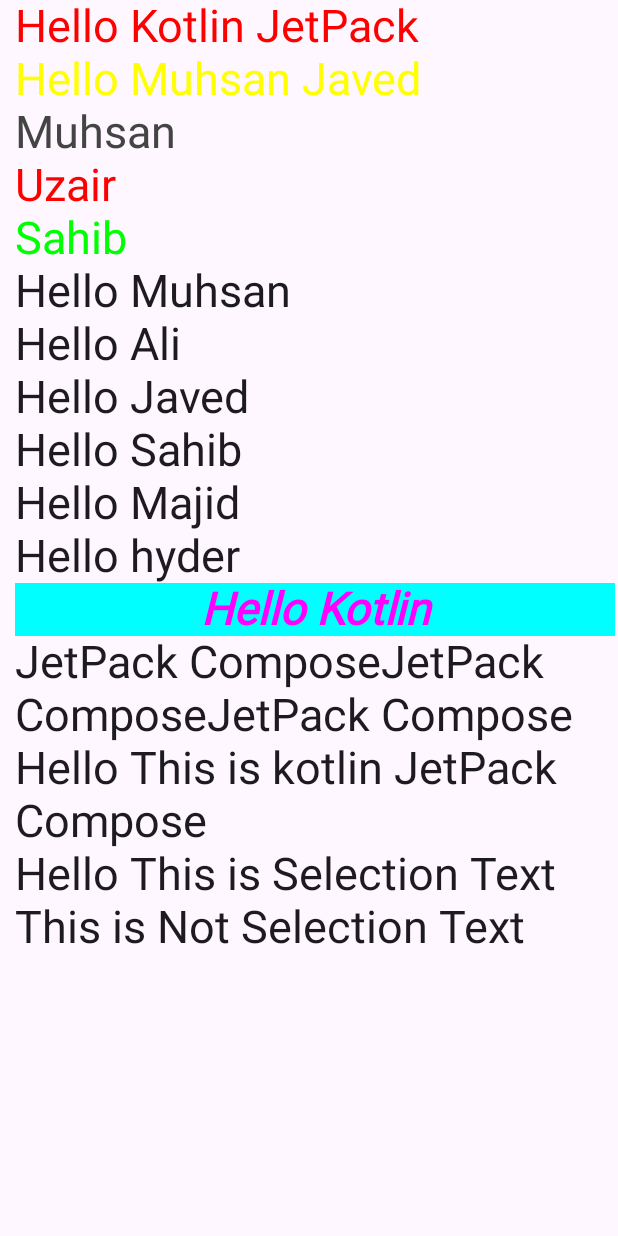
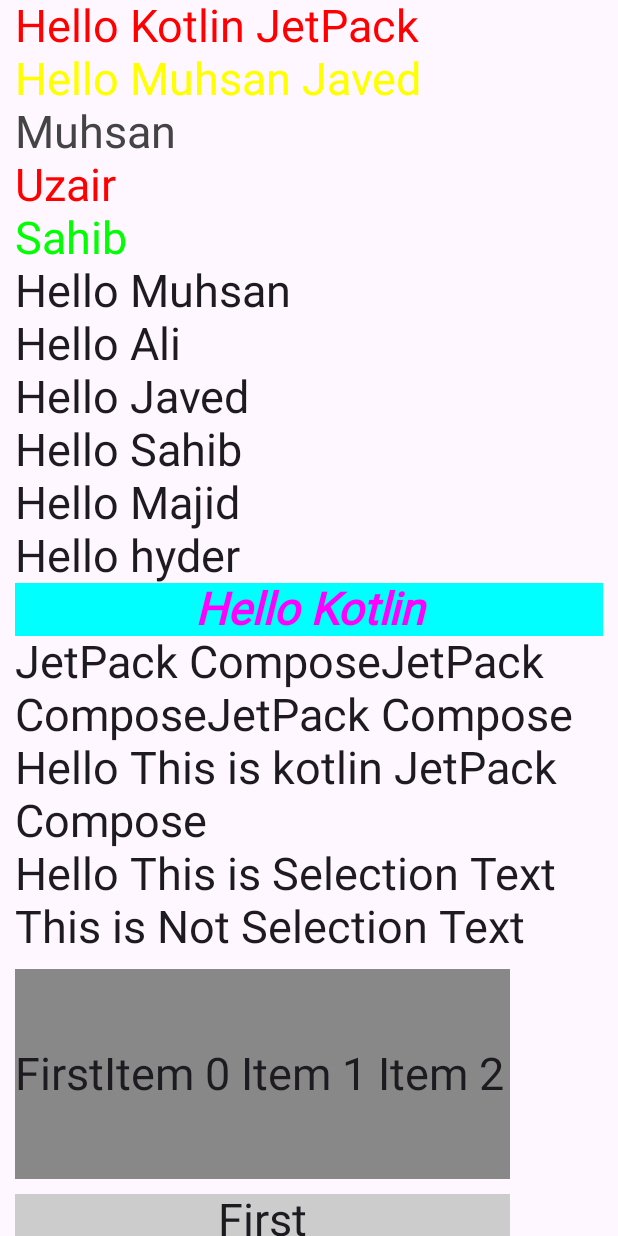
Before and after one commit to muhsan-javed/Jetpack_Practice, an Android app built with Jetpack Compose: the screen it shows after launch (MainActivity), on a phone screen of 412 x 824 dp. Run offline under Robolectric (Android 15) with nearby library versions, the phone set to English and light mode, and no system bars; Roboto replaces fonts that are not available here.

```diff
--- a/app/src/main/java/com/muhsanjaved/jetpack_introduction/MainActivity.kt
+++ b/app/src/main/java/com/muhsanjaved/jetpack_introduction/MainActivity.kt
@@ -48,7 +48,8 @@ class MainActivity : ComponentActivity() {
                 Column(
                     modifier = Modifier
                         //.horizontalScroll(rememberScrollState())
-                        .padding(start = 10.dp),
+                        .verticalScroll(rememberScrollState())
+                        .padding(start = 10.dp,end = 10.dp),
                 ) {
                     //showText()
                     //Layout()
@@ -60,8 +61,8 @@ class MainActivity : ComponentActivity() {
                     LongText()
                     SelectableText()
                     PartiallySelectableText()
-                    //RowDemo()
-                    //ColumnDemo()
+                    RowDemo()
+                    ColumnDemo()
                 }
             }
         }
@@ -173,11 +174,11 @@ fun PartiallySelectableText(){
 fun RowDemo(){
     Row (
         modifier = Modifier
-            .width(300.dp)
-            .height(100.dp)
+            .width(330.dp)
+            .height(150.dp)
             .padding(top = 10.dp)
-            .background(color = Color.Gray),
-            //.horizontalScroll(rememberScrollState()),
+            .background(color = Color.Gray)
+            .horizontalScroll(rememberScrollState()),
         horizontalArrangement = Arrangement.Center,
         verticalAlignment = Alignment.CenterVertically,
     ){
@@ -193,10 +194,14 @@ fun RowDemo(){
 fun ColumnDemo(){
     Column(
         modifier = Modifier
-            .fillMaxWidth()
-            .fillMaxHeight()
+//            .fillMaxWidth()
+//            .fillMaxHeight()
+            .width(330.dp)
+            .height(200.dp)
+            .padding(top = 10.dp)
             .background(color = Color.LightGray)
             .verticalScroll(rememberScrollState()),
+
         verticalArrangement = Arrangement.Center,
         horizontalAlignment = Alignment.CenterHorizontally
     ) {
```
